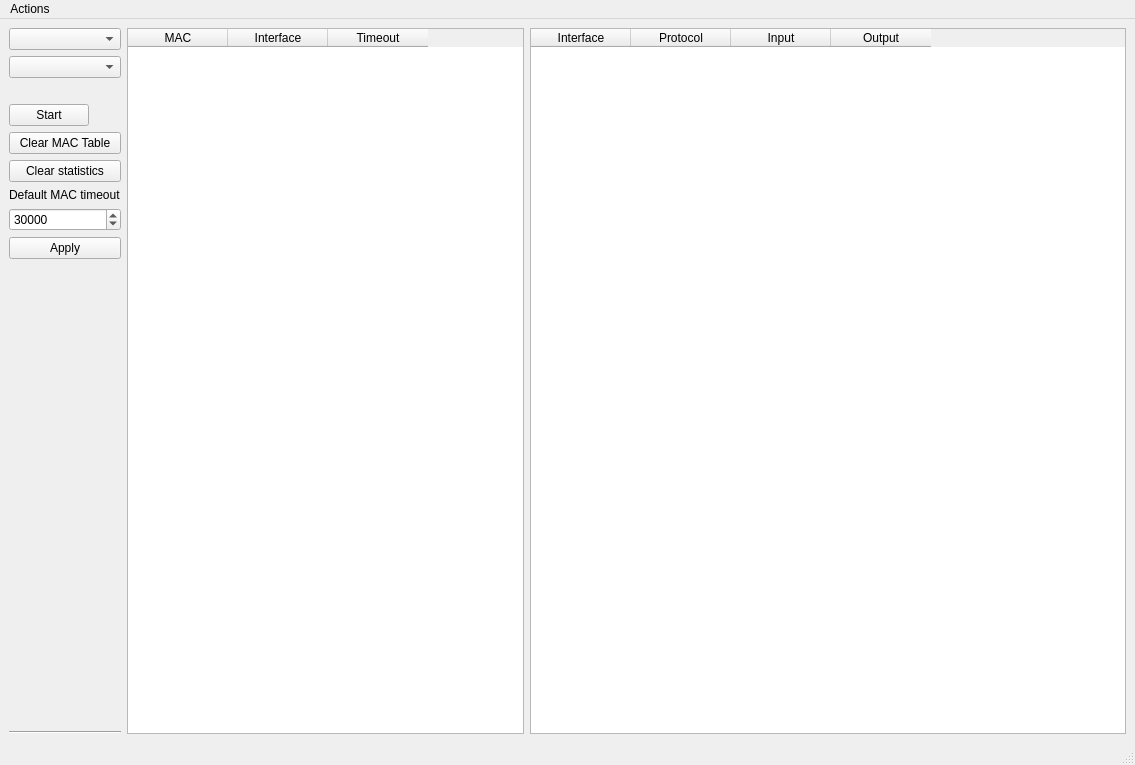
This is mainwindow.ui in sasetz/psip_switch as Qt 5 draws it before an edit. The edited form follows.
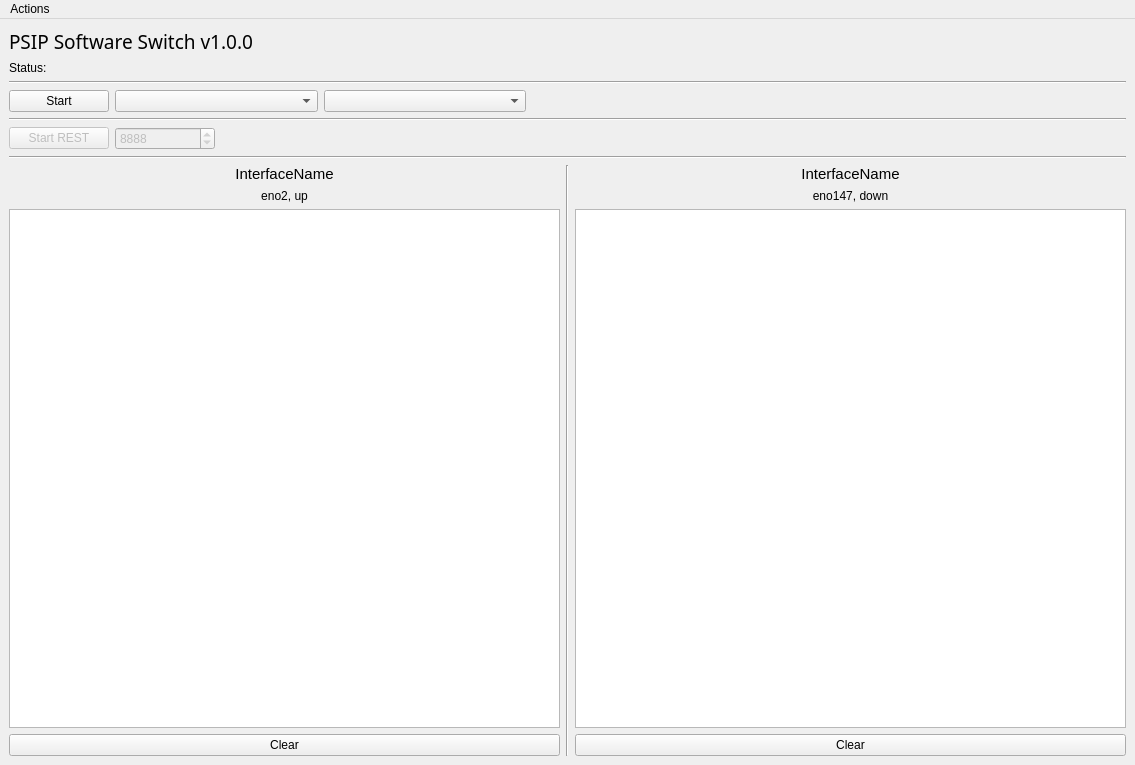
This is the edited form.

Commit message: Implemented the rest of the switch

Patch:
```diff
--- a/mainwindow.ui
+++ b/mainwindow.ui
@@ -26,29 +26,36 @@
      <verstretch>0</verstretch>
     </sizepolicy>
    </property>
-   <layout class="QHBoxLayout" name="horizontalLayout_2">
+   <layout class="QVBoxLayout" name="verticalLayout">
     <item>
-     <layout class="QVBoxLayout" name="interfaces">
-      <item>
-       <widget class="QComboBox" name="interface2">
-        <property name="sizePolicy">
-         <sizepolicy hsizetype="Minimum" vsizetype="Fixed">
-          <horstretch>0</horstretch>
-          <verstretch>0</verstretch>
-         </sizepolicy>
-        </property>
-       </widget>
-      </item>
-      <item>
-       <widget class="QComboBox" name="interface1"/>
-      </item>
-      <item>
-       <widget class="QLabel" name="status">
-        <property name="text">
-         <string/>
-        </property>
-       </widget>
-      </item>
+     <widget class="QLabel" name="label_2">
+      <property name="font">
+       <font>
+        <family>SauceCodePro Nerd Font</family>
+        <pointsize>14</pointsize>
+       </font>
+      </property>
+      <property name="text">
+       <string>PSIP Software Switch v1.0.0</string>
+      </property>
+     </widget>
+    </item>
+    <item>
+     <widget class="QLabel" name="status">
+      <property name="text">
+       <string>Status: </string>
+      </property>
+     </widget>
+    </item>
+    <item>
+     <widget class="Line" name="line_2">
+      <property name="orientation">
+       <enum>Qt::Horizontal</enum>
+      </property>
+     </widget>
+    </item>
+    <item>
+     <layout class="QHBoxLayout" name="horizontalLayout">
       <item>
        <widget class="QPushButton" name="start_stop_button">
         <property name="sizePolicy">
@@ -57,132 +64,213 @@
           <verstretch>0</verstretch>
          </sizepolicy>
         </property>
+        <property name="minimumSize">
+         <size>
+          <width>100</width>
+          <height>0</height>
+         </size>
+        </property>
         <property name="text">
          <string>Start</string>
         </property>
        </widget>
       </item>
       <item>
-       <widget class="QPushButton" name="clear_macs">
-        <property name="text">
-         <string>Clear MAC Table</string>
+       <widget class="QComboBox" name="interface1">
+        <property name="sizePolicy">
+         <sizepolicy hsizetype="Preferred" vsizetype="Fixed">
+          <horstretch>1</horstretch>
+          <verstretch>0</verstretch>
+         </sizepolicy>
         </property>
        </widget>
       </item>
       <item>
-       <widget class="QPushButton" name="clear_stats">
-        <property name="text">
-         <string>Clear statistics</string>
+       <widget class="QComboBox" name="interface2">
+        <property name="sizePolicy">
+         <sizepolicy hsizetype="Minimum" vsizetype="Fixed">
+          <horstretch>1</horstretch>
+          <verstretch>0</verstretch>
+         </sizepolicy>
         </property>
        </widget>
       </item>
       <item>
-       <widget class="QLabel" name="label">
+       <spacer name="horizontalSpacer">
+        <property name="orientation">
+         <enum>Qt::Horizontal</enum>
+        </property>
+        <property name="sizeType">
+         <enum>QSizePolicy::Maximum</enum>
+        </property>
+        <property name="sizeHint" stdset="0">
+         <size>
+          <width>600</width>
+          <height>20</height>
+         </size>
+        </property>
+       </spacer>
+      </item>
+     </layout>
+    </item>
+    <item>
+     <widget class="Line" name="line">
+      <property name="orientation">
+       <enum>Qt::Horizontal</enum>
+      </property>
+     </widget>
+    </item>
+    <item>
+     <layout class="QHBoxLayout" name="horizontalLayout_2">
+      <item>
+       <widget class="QPushButton" name="restStartStop">
+        <property name="enabled">
+         <bool>false</bool>
+        </property>
+        <property name="minimumSize">
+         <size>
+          <width>100</width>
+          <height>0</height>
+         </size>
+        </property>
         <property name="text">
-         <string>Default MAC timeout</string>
+         <string>Start REST</string>
         </property>
        </widget>
       </item>
       <item>
-       <widget class="QSpinBox" name="macTimeout">
+       <widget class="QSpinBox" name="port">
+        <property name="enabled">
+         <bool>false</bool>
+        </property>
+        <property name="minimumSize">
+         <size>
+          <width>100</width>
+          <height>0</height>
+         </size>
+        </property>
         <property name="minimum">
-         <number>100</number>
+         <number>1</number>
         </property>
         <property name="maximum">
-         <number>100000</number>
-        </property>
-        <property name="singleStep">
-         <number>0</number>
+         <number>65535</number>
         </property>
         <property name="value">
-         <number>30000</number>
+         <number>8888</number>
         </property>
        </widget>
       </item>
       <item>
-       <widget class="QPushButton" name="macApply">
-        <property name="text">
-         <string>Apply</string>
+       <spacer name="horizontalSpacer_2">
+        <property name="orientation">
+         <enum>Qt::Horizontal</enum>
         </property>
-       </widget>
+        <property name="sizeHint" stdset="0">
+         <size>
+          <width>40</width>
+          <height>20</height>
+         </size>
+        </property>
+       </spacer>
       </item>
+     </layout>
+    </item>
+    <item>
+     <widget class="Line" name="line_3">
+      <property name="orientation">
+       <enum>Qt::Horizontal</enum>
+      </property>
+     </widget>
+    </item>
+    <item>
+     <layout class="QHBoxLayout" name="horizontalLayout_3">
       <item>
-       <spacer name="verticalSpacer">
+       <layout class="QVBoxLayout" name="verticalLayout_3">
+        <item>
+         <widget class="QLabel" name="interface1Name">
+          <property name="font">
+           <font>
+            <pointsize>11</pointsize>
+           </font>
+          </property>
+          <property name="text">
+           <string>InterfaceName</string>
+          </property>
+          <property name="alignment">
+           <set>Qt::AlignCenter</set>
+          </property>
+         </widget>
+        </item>
+        <item>
+         <widget class="QLabel" name="interface1Status">
+          <property name="text">
+           <string>eno2, up</string>
+          </property>
+          <property name="alignment">
+           <set>Qt::AlignCenter</set>
+          </property>
+         </widget>
+        </item>
+        <item>
+         <widget class="QTableView" name="interface1Statistics"/>
+        </item>
+        <item>
+         <widget class="QPushButton" name="interface1Clear">
+          <property name="text">
+           <string>Clear</string>
+          </property>
+         </widget>
+        </item>
+       </layout>
+      </item>
+      <item>
+       <widget class="Line" name="line_4">
         <property name="orientation">
          <enum>Qt::Vertical</enum>
         </property>
-        <property name="sizeHint" stdset="0">
-         <size>
-          <width>20</width>
-          <height>40</height>
-         </size>
-        </property>
-       </spacer>
-      </item>
-      <item>
-       <widget class="Line" name="line">
-        <property name="orientation">
-         <enum>Qt::Horizontal</enum>
-        </property>
        </widget>
       </item>
+      <item>
+       <layout class="QVBoxLayout" name="verticalLayout_2">
+        <item>
+         <widget class="QLabel" name="interface2Name">
+          <property name="font">
+           <font>
+            <pointsize>11</pointsize>
+           </font>
+          </property>
+          <property name="text">
+           <string>InterfaceName</string>
+          </property>
+          <property name="alignment">
+           <set>Qt::AlignCenter</set>
+          </property>
+         </widget>
+        </item>
+        <item>
+         <widget class="QLabel" name="interface2Status">
+          <property name="text">
+           <string>eno147, down</string>
+          </property>
+          <property name="alignment">
+           <set>Qt::AlignCenter</set>
+          </property>
+         </widget>
+        </item>
+        <item>
+         <widget class="QTableView" name="interface2Statistics"/>
+        </item>
+        <item>
+         <widget class="QPushButton" name="interface2Clear">
+          <property name="text">
+           <string>Clear</string>
+          </property>
+         </widget>
+        </item>
+       </layout>
+      </item>
      </layout>
     </item>
-    <item>
-     <widget class="QTableWidget" name="mac_table">
-      <property name="sizePolicy">
-       <sizepolicy hsizetype="Expanding" vsizetype="Expanding">
-        <horstretch>2</horstretch>
-        <verstretch>0</verstretch>
-       </sizepolicy>
-      </property>
-      <column>
-       <property name="text">
-        <string>MAC</string>
-       </property>
-      </column>
-      <column>
-       <property name="text">
-        <string>Interface</string>
-       </property>
-      </column>
-      <column>
-       <property name="text">
-        <string>Timeout</string>
-       </property>
-      </column>
-     </widget>
-    </item>
-    <item>
-     <widget class="QTableWidget" name="stats_table">
-      <property name="sizePolicy">
-       <sizepolicy hsizetype="Expanding" vsizetype="Expanding">
-        <horstretch>3</horstretch>
-        <verstretch>0</verstretch>
-       </sizepolicy>
-      </property>
-      <column>
-       <property name="text">
-        <string>Interface</string>
-       </property>
-      </column>
-      <column>
-       <property name="text">
-        <string>Protocol</string>
-       </property>
-      </column>
-      <column>
-       <property name="text">
-        <string>Input</string>
-       </property>
-      </column>
-      <column>
-       <property name="text">
-        <string>Output</string>
-       </property>
-      </column>
-     </widget>
-    </item>
    </layout>
   </widget>
   <widget class="QMenuBar" name="menubar">
@@ -204,7 +292,6 @@
    </widget>
    <addaction name="menuTest_button"/>
   </widget>
-  <widget class="QStatusBar" name="statusbar"/>
   <action name="resetMacTimeoutsMenu">
    <property name="text">
     <string>Reset MAC timeouts</string>
```
Left out of the diff: 2 changed lines with no effect on the pictures. The commit also changes 23 other files.
